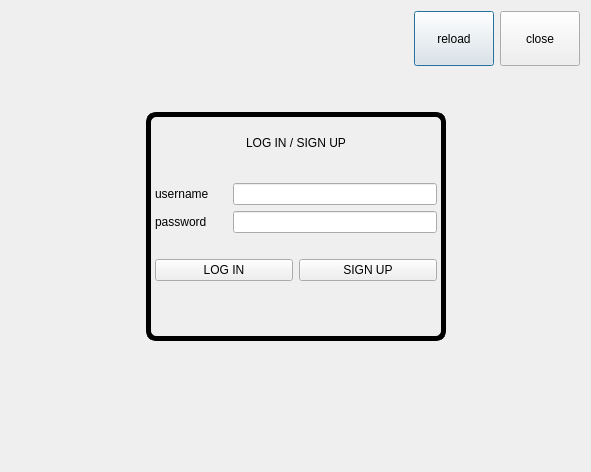
Before: the Qt Designer form dialog.ui in EotDc35F/project, drawn with Qt 5.
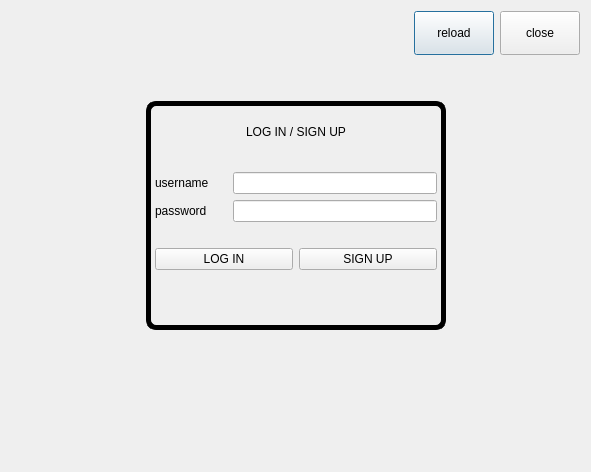
After: the same form once the commit is applied.

Commit message: login and sign up

The edit to the form file:
```diff
--- a/dialog.ui
+++ b/dialog.ui
@@ -53,8 +53,8 @@
       <widget class="QPushButton" name="reload">
        <property name="minimumSize">
         <size>
-         <width>55</width>
-         <height>55</height>
+         <width>44</width>
+         <height>44</height>
         </size>
        </property>
        <property name="text">
@@ -69,8 +69,8 @@
        </property>
        <property name="minimumSize">
         <size>
-         <width>55</width>
-         <height>55</height>
+         <width>44</width>
+         <height>44</height>
         </size>
        </property>
        <property name="text">
```
The commit also changes 2 other files.
